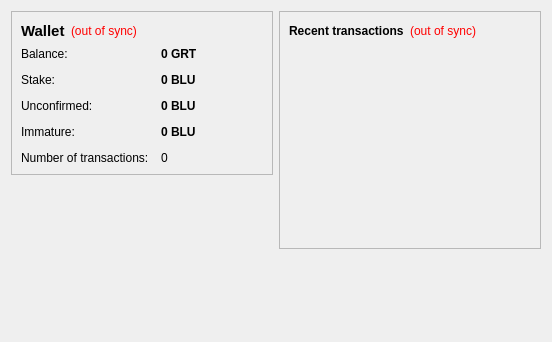
Before: the Qt Designer form src/qt/forms/overviewpage.ui in grantcoin/grantcoin-new, drawn with Qt 5.
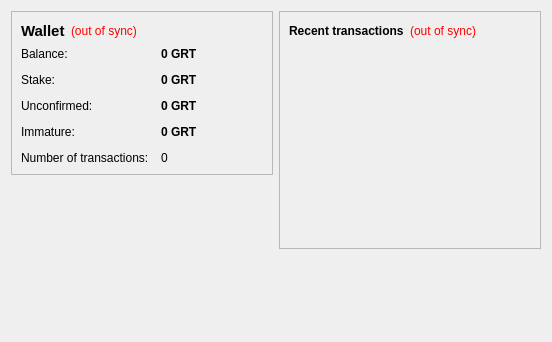
After: the same form once the commit is applied. Icons and pictures are not drawn.

Commit message: change branding to Grantcoin

The edit to the form file:
```diff
--- a/src/qt/forms/overviewpage.ui
+++ b/src/qt/forms/overviewpage.ui
@@ -134,7 +134,7 @@
              <string>Total of coins that was staked, and do not yet count toward the current balance</string>
             </property>
             <property name="text">
-             <string notr="true">0 BLU</string>
+             <string notr="true">0 GRT</string>
             </property>
             <property name="textInteractionFlags">
              <set>Qt::LinksAccessibleByMouse|Qt::TextSelectableByKeyboard|Qt::TextSelectableByMouse</set>
@@ -163,7 +163,7 @@
                <string>Total of transactions that have yet to be confirmed, and do not yet count toward the current balance</string>
               </property>
               <property name="text">
-             <string notr="true">0 BLU</string>
+             <string notr="true">0 GRT</string>
             </property>
             <property name="textInteractionFlags">
              <set>Qt::LinksAccessibleByMouse|Qt::TextSelectableByKeyboard|Qt::TextSelectableByMouse</set>
@@ -189,7 +189,7 @@
              <string>Mined balance that has not yet matured</string>
             </property>
             <property name="text">
-             <string notr="true">0 BLU</string>
+             <string notr="true">0 GRT</string>
             </property>
             <property name="textInteractionFlags">
              <set>Qt::LinksAccessibleByMouse|Qt::TextSelectableByKeyboard|Qt::TextSelectableByMouse</set>
```
